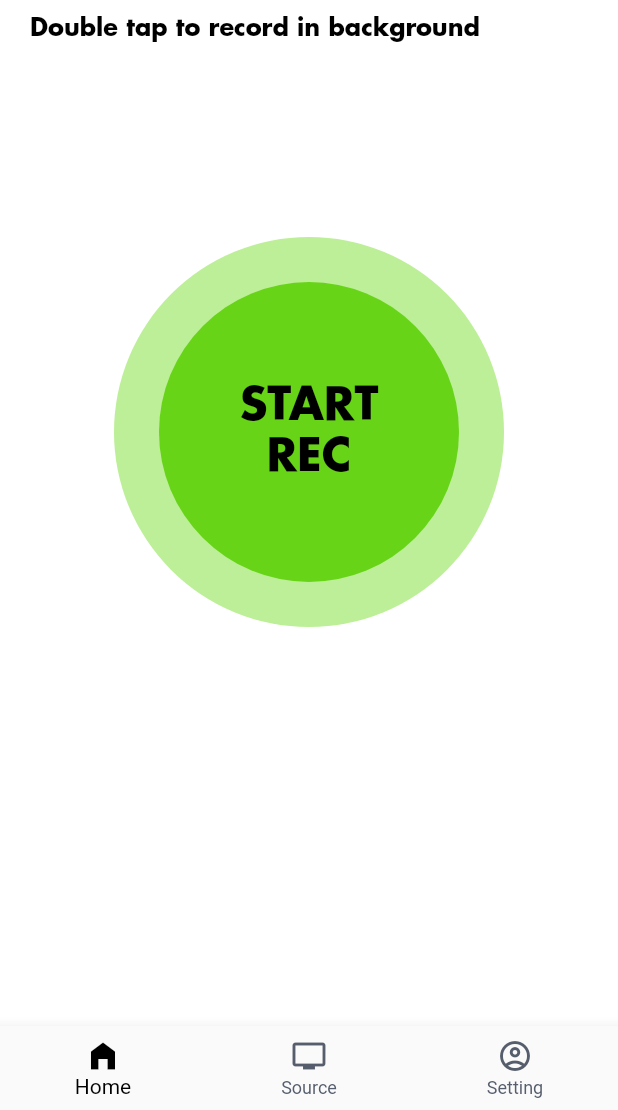
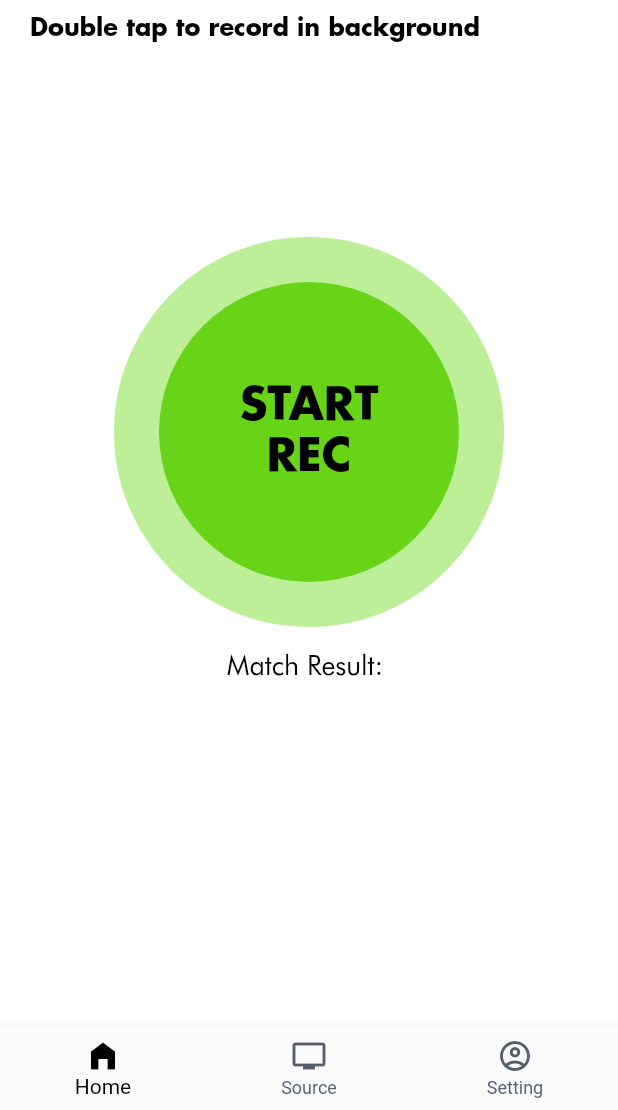
Before and after one commit to wangyi85/acr_cloud_integration, a Flutter app: the Home screen opened directly, on a phone screen of 412 x 824 dp, the part 126-1236 px from its top. Run offline on Flutter 3.47's test engine with Material 2 defaults, Android fonts, the phone set to English and light mode, and no system bars; our stand-ins replace flutter_redux, permission_handler, redux.

Commit message:
Update mobile sdk lib

```diff
--- a/lib/pages/home.dart
+++ b/lib/pages/home.dart
@@ -1,3 +1,4 @@
+import 'dart:convert';
 import 'dart:io';
 
 import 'package:audio_monitor/models/app_state.dart';
@@ -23,6 +24,7 @@ class Home extends StatefulWidget {
 }
 
 class _HomeState extends State<Home> {
+	String _result = '';
 
 	void onInit(store) async {
 		await askPermissions();
@@ -85,7 +87,9 @@ class _HomeState extends State<Home> {
 		session.cancel;
 		if (context.mounted) Navigator.pop(context);
 		final result = await session.result;
-		print(result!.metadata);
+		setState(() {
+			_result = result!.status.msg;
+		});
 	}
 
 	void stopRecordBackground() async {
@@ -146,7 +150,17 @@ class _HomeState extends State<Home> {
 								),
 							),
 							const SizedBox(height: 100,),
-							!state.recordStatus.isRunning ? StartRecBtn(onRecord: startRecord,) : state.recordStatus.isBackground ? StopRecBackBtn(onStop: stopRecord,) : StopRecBtn(onStop: stopRecordBackground,)
+							!state.recordStatus.isRunning ? StartRecBtn(onRecord: startRecord,) : state.recordStatus.isBackground ? StopRecBackBtn(onStop: stopRecord,) : StopRecBtn(onStop: stopRecordBackground,),
+							const SizedBox(height: 15,),
+							Text(
+								'Match Result: $_result',
+								style: const TextStyle(
+									fontFamily: 'Futura',
+									fontSize: 18,
+									color: Colors.black,
+									fontWeight: FontWeight.w400
+								),
+							)
 						],
 					),
 				),
--- a/lib/utils/consts.dart
+++ b/lib/utils/consts.dart
@@ -1,3 +1,3 @@
 const String host = 'identify-eu-west-1.acrcloud.com';
-const String accessKey = '7ab8c8b6c7418b8735fdb3cf42a79c5b';
-const String accessSecret = '1B31bcO3J4fF1Gv1J1kkRZpct5gytbd7TYtwOR4U';
+const String accessKey = '068f0e00bfdf947f7a5f297e261a7249';
+const String accessSecret = 'VkylPlBvffaskd72vDf6J65Bcf4uwbX57PSt8VtX';
```
Also changed, not shown: flutter_acrcloud/lib/src/acrcloud_response.dart (+28 -1 lines), flutter_acrcloud/lib/src/acrcloud_response.g.dart, 9 other files.
